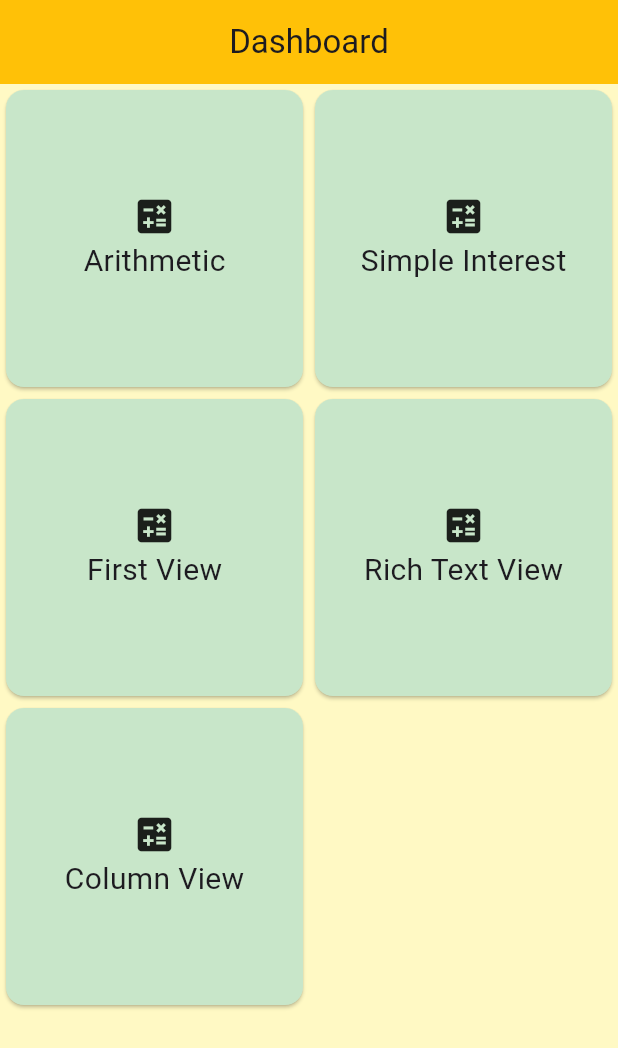
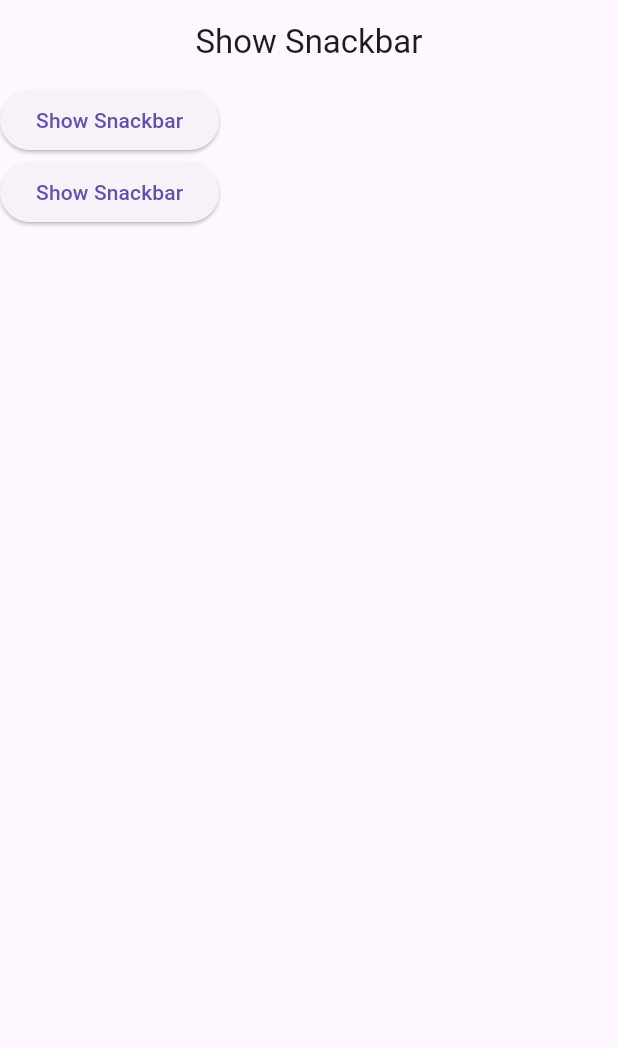
Before and after one commit to kiranrana8973/batch33, a Flutter app: the screen it shows after launch, on a phone screen of 412 x 824 dp. Shown: the top 1048 px of the screen. Run offline on Flutter 3.47's test engine with Material 3 defaults, Android fonts, the phone set to English and light mode, and no system bars.

Commit message:
Added snackbar

```diff
--- a/lib/app.dart
+++ b/lib/app.dart
@@ -1,4 +1,4 @@
-import 'package:batch33/view/dashboard_view.dart';
+import 'package:batch33/view/showsnackbar_view.dart';
 import 'package:flutter/material.dart';
 
 class MyApp extends StatelessWidget {
@@ -8,7 +8,7 @@ class MyApp extends StatelessWidget {
   Widget build(BuildContext context) {
     return const MaterialApp(
       debugShowCheckedModeBanner: false,
-      home: DashboardView(),
+      home: ShowSnackbarView(),
     );
   }
 }
--- /dev/null
+++ b/lib/common/mysnackbar.dart
@@ -0,0 +1,16 @@
+import 'package:flutter/material.dart';
+
+showMySnackBar(
+  BuildContext context,
+  String message, {
+  Color? color,
+}) {
+  ScaffoldMessenger.of(context).showSnackBar(
+    SnackBar(
+      content: Text(message),
+      duration: const Duration(seconds: 2),
+      backgroundColor: color ?? Colors.green,
+      behavior: SnackBarBehavior.floating,
+    ),
+  );
+}
--- /dev/null
+++ b/lib/view/showsnackbar_view.dart
@@ -0,0 +1,36 @@
+import 'package:batch33/common/mysnackbar.dart';
+import 'package:flutter/material.dart';
+
+class ShowSnackbarView extends StatelessWidget {
+  const ShowSnackbarView({super.key});
+
+  @override
+  Widget build(BuildContext context) {
+    return Scaffold(
+        appBar: AppBar(
+          title: const Text('Show Snackbar'),
+          centerTitle: true,
+          elevation: 0,
+        ),
+        body: Column(
+          children: [
+            ElevatedButton(
+              onPressed: () {
+                showMySnackBar(context, 'Hello World');
+              },
+              child: const Text('Show Snackbar'),
+            ),
+            ElevatedButton(
+              onPressed: () {
+                showMySnackBar(
+                  context,
+                  'Hello World2',
+                  color: Colors.red,
+                );
+              },
+              child: const Text('Show Snackbar'),
+            ),
+          ],
+        ));
+  }
+}
```
Also changed, not shown: lib/view/flexible_expaned_view.dart (added, +27 -0 lines).
